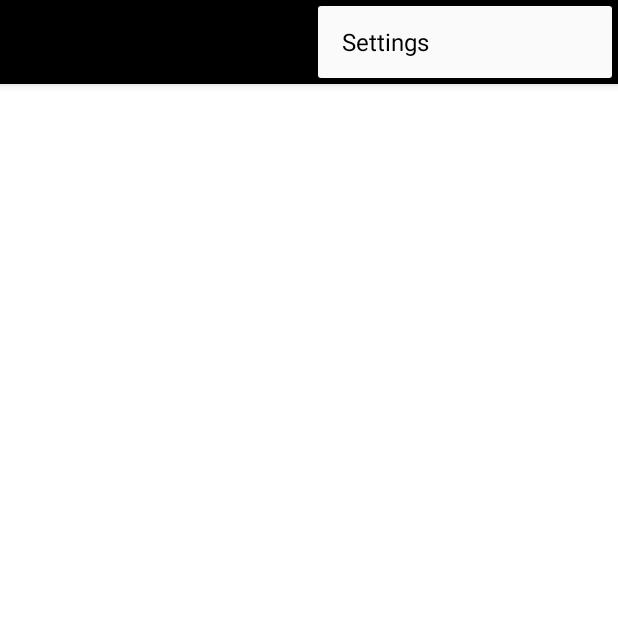
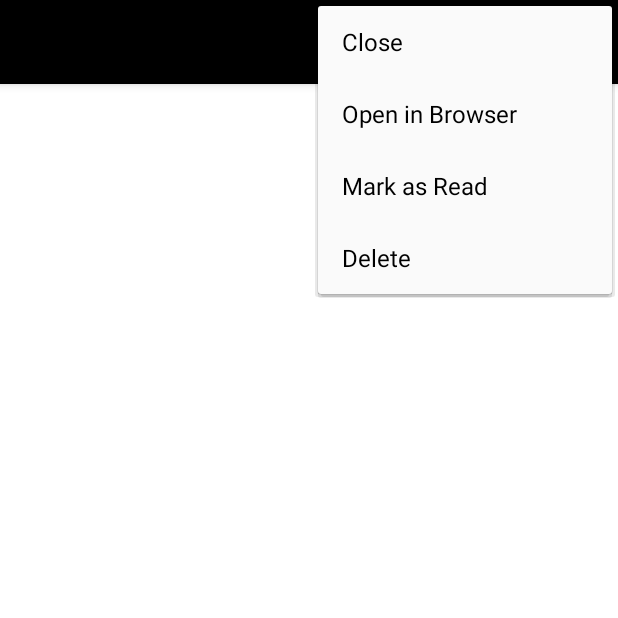
Before and after one commit to NinjaReader/AndroidNinjaReader, an Android app: the ArticleActivity screen opened directly, with no data from a screen before it, with the options menu open, on a phone screen of 412 x 824 dp, the top half of it. Run offline under Robolectric (Android 15) with nearby library versions, the phone set to English and light mode, and no system bars; 1 statement that could not run was skipped.

Commit message:
added gesture to close article by swipe right. added empty menu items to be filled

```diff
--- a/app/src/main/java/com/example/ninjareader/activities/ArticleActivity.java
+++ b/app/src/main/java/com/example/ninjareader/activities/ArticleActivity.java
@@ -7,9 +7,11 @@ import android.text.Html;
 import android.util.Log;
 import android.view.Menu;
 import android.view.MenuItem;
+import android.widget.ScrollView;
 import android.widget.TextView;
 
 import com.example.ninjareader.R;
+import com.example.ninjareader.listeners.OnSwipeTouchListener;
 import com.example.ninjareader.model.Article;
 import com.parse.GetCallback;
 import com.parse.ParseException;
@@ -19,13 +21,22 @@ public class ArticleActivity extends ActionBarActivity {
 
     TextView articleBody;
     ActionBar actionBar;
+    ScrollView scrollView;
+
     @Override
     protected void onCreate(Bundle savedInstanceState) {
         super.onCreate(savedInstanceState);
         setContentView(R.layout.activity_article);
+        scrollView = (ScrollView) findViewById(R.id.scrollView);
+        scrollView.setOnTouchListener(new OnSwipeTouchListener(this) {
+            @Override
+            public void onSwipeRight() {
+                onBackPressed();
+            }
+        });
         actionBar = getSupportActionBar();
         actionBar.setTitle("");
-         articleBody = (TextView) findViewById(R.id.tvArticleBody);
+        articleBody = (TextView) findViewById(R.id.tvArticleBody);
 
         final String articleBodyHTML = getIntent().getStringExtra("bodyHTML");
         String objectId = getIntent().getStringExtra("objectId");
@@ -71,6 +82,10 @@ public class ArticleActivity extends ActionBarActivity {
         if (id == R.id.action_settings) {
             return true;
         }
+        if (id == R.id.action_close) {
+            this.onBackPressed();
+            return true;
+        }
 
         return super.onOptionsItemSelected(item);
     }
--- a/app/src/main/res/menu/menu_article.xml
+++ b/app/src/main/res/menu/menu_article.xml
@@ -2,6 +2,24 @@
     xmlns:app="http://schemas.android.com/apk/res-auto"
     xmlns:tools="http://schemas.android.com/tools"
     tools:context="com.example.ninjareader.activities.ArticleActivity">
-    <item android:id="@+id/action_settings" android:title="@string/action_settings"
-        android:orderInCategory="100" app:showAsAction="never" />
+    <item
+        android:id="@+id/action_close"
+        android:title="@string/action_close"
+        android:orderInCategory="100"
+        app:showAsAction="never" />
+    <item
+        android:id="@+id/action_open_browser"
+        android:title="@string/action_open_browser"
+        android:orderInCategory="100"
+        app:showAsAction="never" />
+    <item
+        android:id="@+id/action_mark_read"
+        android:title="@string/action_mark_read"
+        android:orderInCategory="100"
+        app:showAsAction="never" />
+    <item
+        android:id="@+id/action_delete"
+        android:title="@string/action_delete"
+        android:orderInCategory="100"
+        app:showAsAction="never" />
 </menu>
--- a/app/src/main/res/values/strings.xml
+++ b/app/src/main/res/values/strings.xml
@@ -16,5 +16,9 @@
     <string name="title_activity_dispatch">DispatchActivity</string>
     <string name="title_activity_profile">Profile</string>
     <string name="title_activity_article">ArticleActivity</string>
+    <string name="action_close">Close</string>
+    <string name="action_open_browser">Open in Browser</string>
+    <string name="action_delete">Delete</string>
+    <string name="action_mark_read">Mark as Read</string>
 
 </resources>
```
Also changed, not shown: app/src/main/java/com/example/ninjareader/listeners/OnSwipeTouchListener.java (added, +87 -0 lines).
